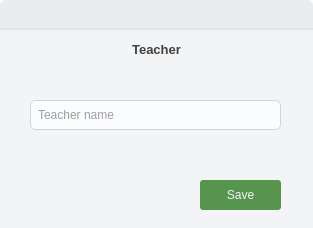
First picture: the form in ui/add_teacher_dialog.ui, repository takundafarakeza/Timetable_Generator, before the edit.
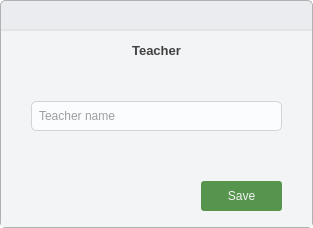
Second picture: the form after the edit. Icons and pictures are not drawn.

What changed in the file:
```diff
--- a/ui/add_teacher_dialog.ui
+++ b/ui/add_teacher_dialog.ui
@@ -24,12 +24,45 @@
 	border: 1px solid #D3D4D6;
 	border-radius: 5px;
 	padding-left: 5px;
+	outline: none;
+	background: #FBFCFE;
+}
+
+QComboBox::drop-down{
+	background: transparent;
+}
+
+QComboBox::down-arrow{
+	image: url(':/icons/icons/drop_down.svg');
+	height: 24px;
+	width: 24px;
 }
 
 QSpinBox{
 	border: 1px solid #D3D4D6;
 	border-radius: 5px;
 	padding-left: 5px;
+	background: #FBFCFE;
+}
+
+QSpinBox:down-button{
+	background: transparent;
+}
+
+QSpinBox:up-button{
+	background: transparent;
+}
+
+QSpinBox:down-arrow{
+	image: url(':/icons/icons/drop_down.svg');
+	height: 24px;
+	width: 24px;
+}
+
+QSpinBox:up-arrow{
+	image: url(':/icons/icons/drop_up.svg');
+	height: 24px;
+	width: 24px;
 }
 
 QLineEdit{
@@ -42,6 +75,7 @@
 QWidget#main_container {
 	background: #EBECEF;
 	border-radius: 5px;
+	border: 1px solid #B1B1B1;
 }
 
 QWidget#container {
@@ -79,16 +113,16 @@
        <number>0</number>
       </property>
       <property name="leftMargin">
-       <number>0</number>
+       <number>1</number>
       </property>
       <property name="topMargin">
-       <number>0</number>
+       <number>1</number>
       </property>
       <property name="rightMargin">
-       <number>0</number>
+       <number>1</number>
       </property>
       <property name="bottomMargin">
-       <number>0</number>
+       <number>1</number>
       </property>
       <item>
        <widget class="QWidget" name="toolbar" native="true">
```
